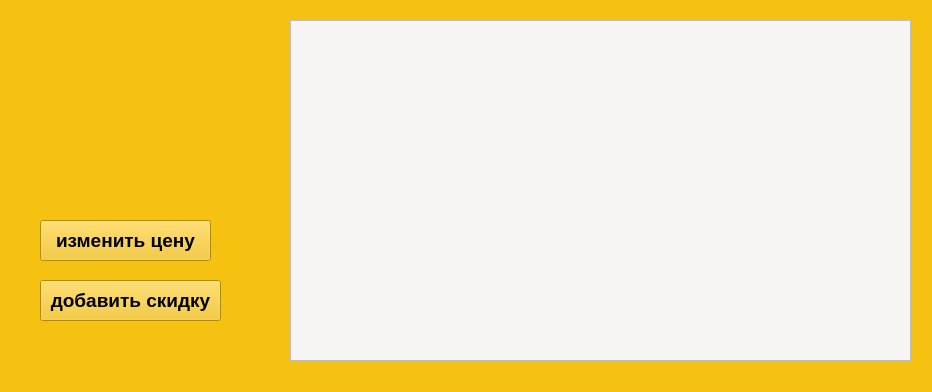
Petrov03566/main_ypravlenir_price, file курсач Петров/main_senior.ui: the form before one commit.
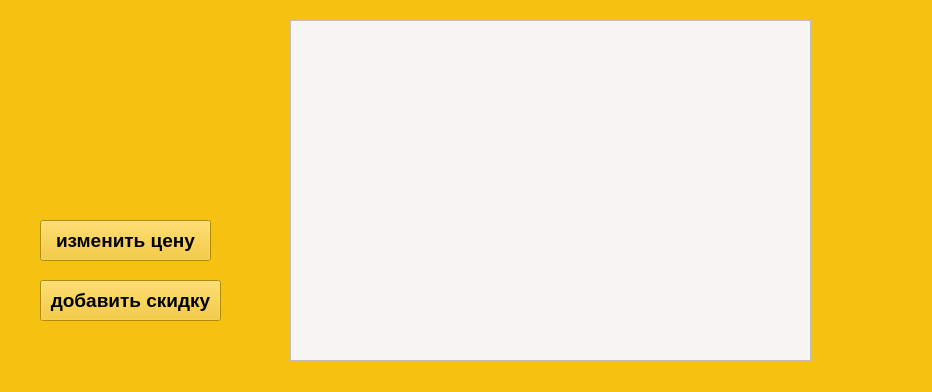
The form after the commit.

```diff
--- a/курсач Петров/main_senior.ui
+++ b/курсач Петров/main_senior.ui
@@ -42,7 +42,7 @@
      <rect>
       <x>290</x>
       <y>20</y>
-      <width>621</width>
+      <width>521</width>
       <height>341</height>
      </rect>
     </property>
```
